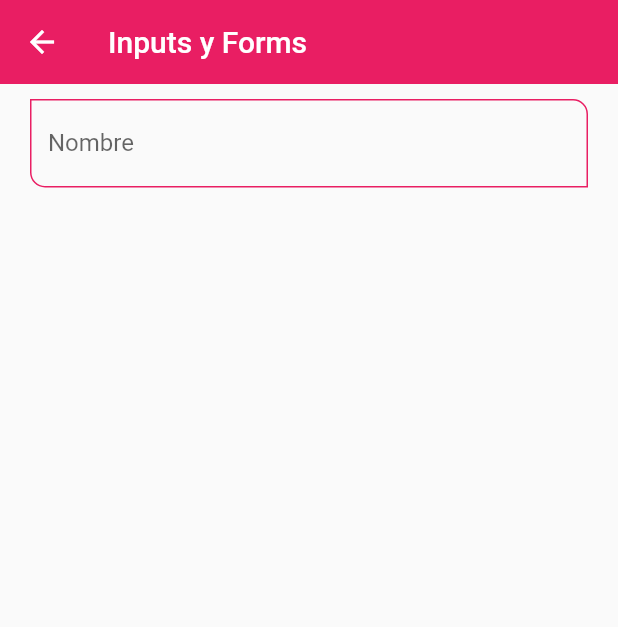
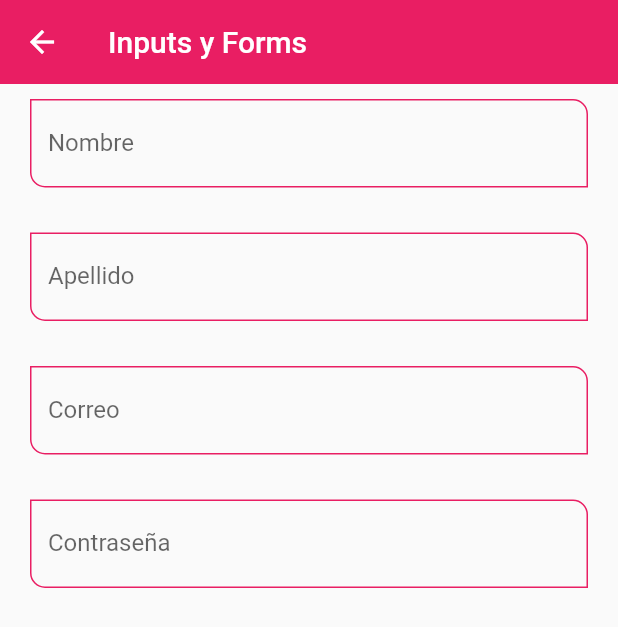
Before and after one commit to Lisandris/Listview1, a Flutter app: the InputScreen screen opened by its route, on a phone screen of 412 x 824 dp. Shown: the top 627 px of the screen. Run offline on Flutter 3.47's test engine with Material 2 defaults, Android fonts, the phone set to English and light mode, and no system bars.

Commit message:
Creando Input con datos

```diff
--- a/lib/screens/inputs_screen.dart
+++ b/lib/screens/inputs_screen.dart
@@ -17,7 +17,18 @@ class InputScreen extends StatelessWidget {
           child: Column(
             children: const [
 
-              CustominputField( labelText: 'Nombre', hintText: 'Nombre del usuario',)
+              CustominputField( labelText: 'Nombre', hintText: 'Nombre del usuario',),
+              SizedBox( height: 30 ),
+
+              CustominputField( labelText: 'Apellido', hintText: 'Apellido del usuario',),
+              SizedBox( height: 30 ),
+
+              CustominputField( labelText: 'Correo', hintText: 'Correo del usuario', keyboardType: TextInputType.emailAddress,),
+              SizedBox( height: 30 ),
+
+              CustominputField( labelText: 'Contraseña', hintText: 'Contraseña del usuario', obscureText: true,),
+              SizedBox( height: 30 ),
+
 
             ],
           )
--- a/lib/widgers/custom_input_field.dart
+++ b/lib/widgers/custom_input_field.dart
@@ -7,6 +7,8 @@ class CustominputField extends StatelessWidget {
   final String? helperText;
   final IconData? icon;
   final IconData? suffixIcon;
+  final TextInputType? keyboardType;
+  final bool obscureText;
 
 
   const CustominputField({
@@ -16,14 +18,19 @@ class CustominputField extends StatelessWidget {
     this.helperText,
     this.icon,
     this.suffixIcon,
+    this.keyboardType,
+    this.obscureText = false,
   }) : super(key: key);
 
   @override
   Widget build(BuildContext context) {
+
     return TextFormField(
       autofocus: false,
       initialValue: '',
       textCapitalization: TextCapitalization.words,
+      keyboardType: keyboardType,
+      obscureText: obscureText,
       onChanged: ( value ) {
         print('Value: $value');
       },
```
